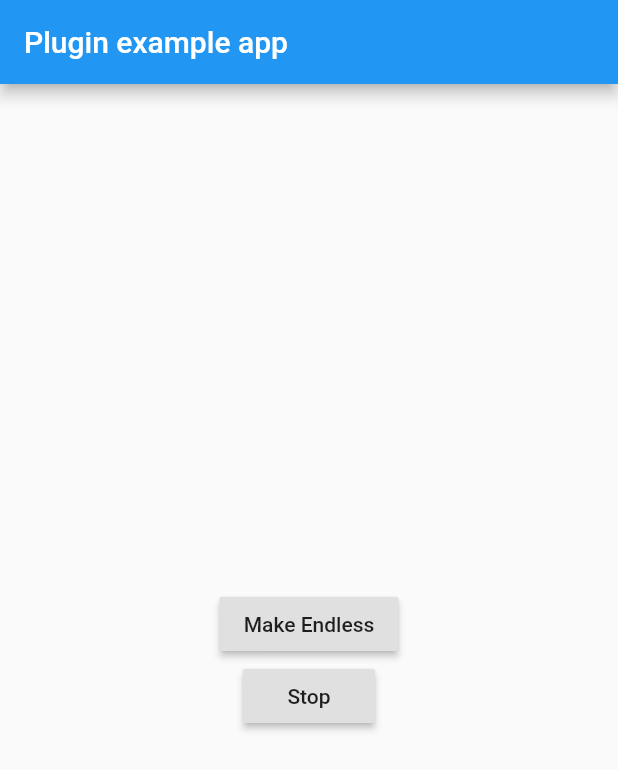
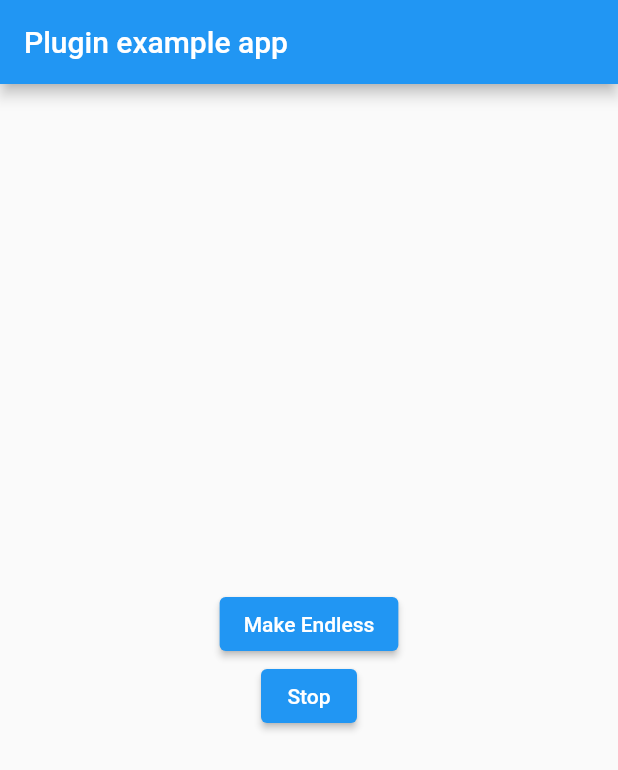
Before and after one commit to chetan882777/make-app-endless-plugin, a Flutter app: the screen it shows after launch, on a phone screen of 412 x 824 dp. Shown: the top 770 px of the screen. Run offline on Flutter 3.47's test engine with Material 2 defaults, Android fonts, the phone set to English and light mode, and no system bars.

Commit message:
fixed import/deprecated issues.

```diff
--- a/example/lib/main.dart
+++ b/example/lib/main.dart
@@ -1,7 +1,5 @@
 import 'package:flutter/material.dart';
-import 'dart:async';
 
-import 'package:flutter/services.dart';
 import 'package:make_app_endless_plugin/make_app_endless_plugin.dart';
 
 void main() {
@@ -33,7 +31,7 @@ class _MyAppState extends State<MyApp> {
             child: Column(
                 mainAxisAlignment: MainAxisAlignment.center,
                 children: <Widget>[
-              RaisedButton(
+              ElevatedButton(
                 child: const Text('Make Endless'),
                 onPressed: () async {
                   await plugin.extendLifeCycle(
@@ -43,7 +41,7 @@ class _MyAppState extends State<MyApp> {
                       "No description required"); // Notification Content description
                 },
               ),
-              RaisedButton(
+              ElevatedButton(
                 child: const Text('Stop'),
                 onPressed: () async {
                   await plugin.stopLifeCycleExtension();
```
Also changed, not shown: 1 other file.
